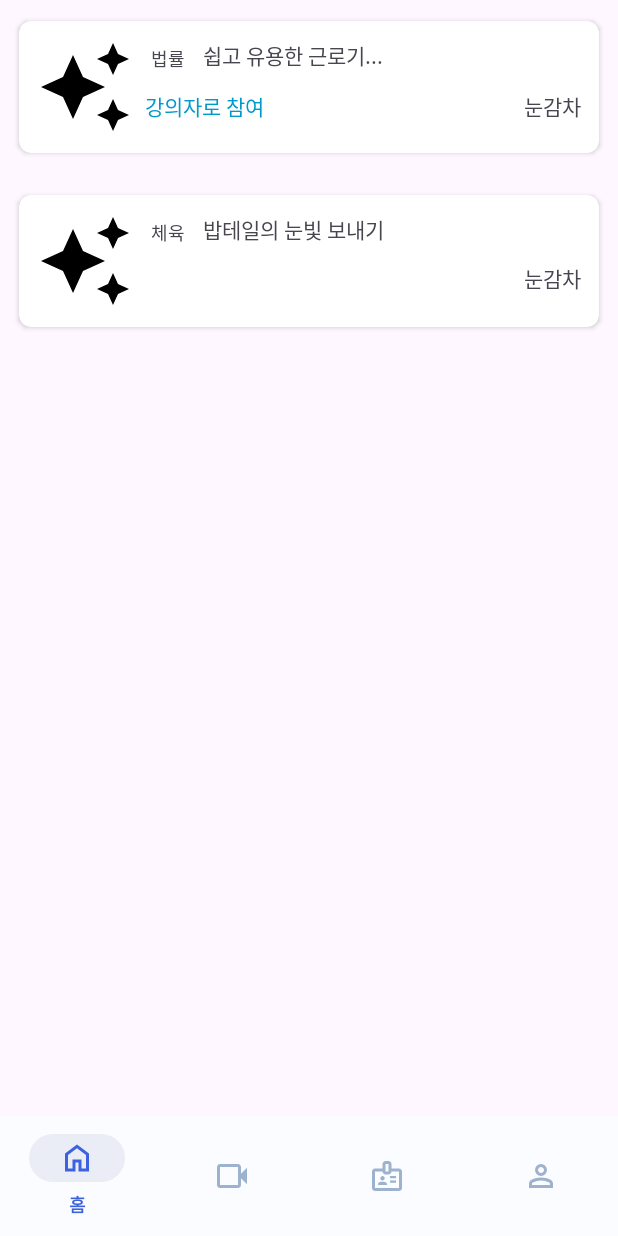
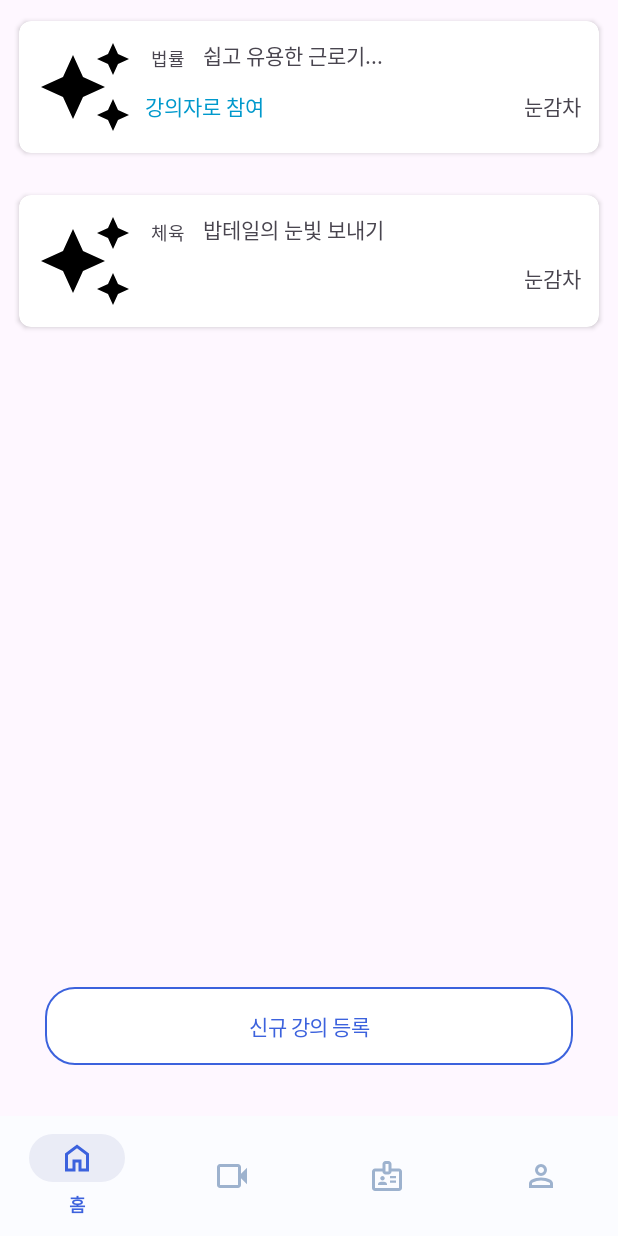
Before and after one commit to JumboEgg/LearnAuth, an Android app: the ParticipatedLectureFragment screen opened through its navigation route, on a phone screen of 412 x 824 dp. Run offline under Robolectric (Android 15) with nearby library versions, the phone set to English and light mode, and no system bars; our stand-ins replace navigation-ui.

Commit message:
[Android/Feat/#41] 참여한 강의 페이지에 신규 강의 등록 버튼 생성

```diff
--- a/Android/app/src/main/java/com/example/second_project/ui/LectureDetailFragment.kt
+++ b/Android/app/src/main/java/com/example/second_project/ui/LectureDetailFragment.kt
@@ -5,11 +5,11 @@ import android.view.LayoutInflater
 import android.view.View
 import android.view.ViewGroup
 import androidx.fragment.app.Fragment
-import com.example.second_project.databinding.FragmentLectureDetailBinding
+import com.example.second_project.databinding.FragmentLectureDetailBeforeBinding
 
 class LectureDetailFragment : Fragment() {
 
-    private var _binding: FragmentLectureDetailBinding? = null
+    private var _binding: FragmentLectureDetailBeforeBinding? = null
     private val binding get() = _binding!!
 
     override fun onCreateView(
@@ -17,7 +17,7 @@ class LectureDetailFragment : Fragment() {
         container: ViewGroup?,
         savedInstanceState: Bundle?
     ): View {
-        _binding = FragmentLectureDetailBinding.inflate(inflater, container, false)
+        _binding = FragmentLectureDetailBeforeBinding.inflate(inflater, container, false)
         return binding.root
     }
 
--- a/Android/app/src/main/res/layout/fragment_participated_lecture.xml
+++ b/Android/app/src/main/res/layout/fragment_participated_lecture.xml
@@ -1,7 +1,7 @@
 <?xml version="1.0" encoding="utf-8"?>
-<FrameLayout
-    xmlns:android="http://schemas.android.com/apk/res/android"
+<FrameLayout xmlns:android="http://schemas.android.com/apk/res/android"
     xmlns:tools="http://schemas.android.com/tools"
+    xmlns:app="http://schemas.android.com/apk/res-auto"
     android:id="@+id/participatedLectureRoot"
     android:layout_width="match_parent"
     android:layout_height="match_parent"
@@ -11,4 +11,21 @@
         android:id="@+id/participatedRecyclerView"
         android:layout_width="match_parent"
         android:layout_height="match_parent"/>
+
+    <com.google.android.material.button.MaterialButton
+        android:id="@+id/btnNewLecture"
+        android:layout_width="match_parent"
+        android:layout_height="wrap_content"
+        android:layout_gravity="bottom"
+        android:layout_marginHorizontal="30dp"
+        app:cornerRadius="20dp"
+        android:backgroundTint="@color/white"
+        android:text="신규 강의 등록"
+        android:textColor="@color/primary_color"
+        app:strokeColor="@color/primary_color"
+        app:strokeWidth="1dp"
+        android:padding="15dp"
+        style="@style/heading4"
+        android:layout_marginBottom="30dp"/>
+
 </FrameLayout>
```
Also changed, not shown: Android/app/src/main/res/layout/fragment_register_lecture.xml (+17 -1 lines).
